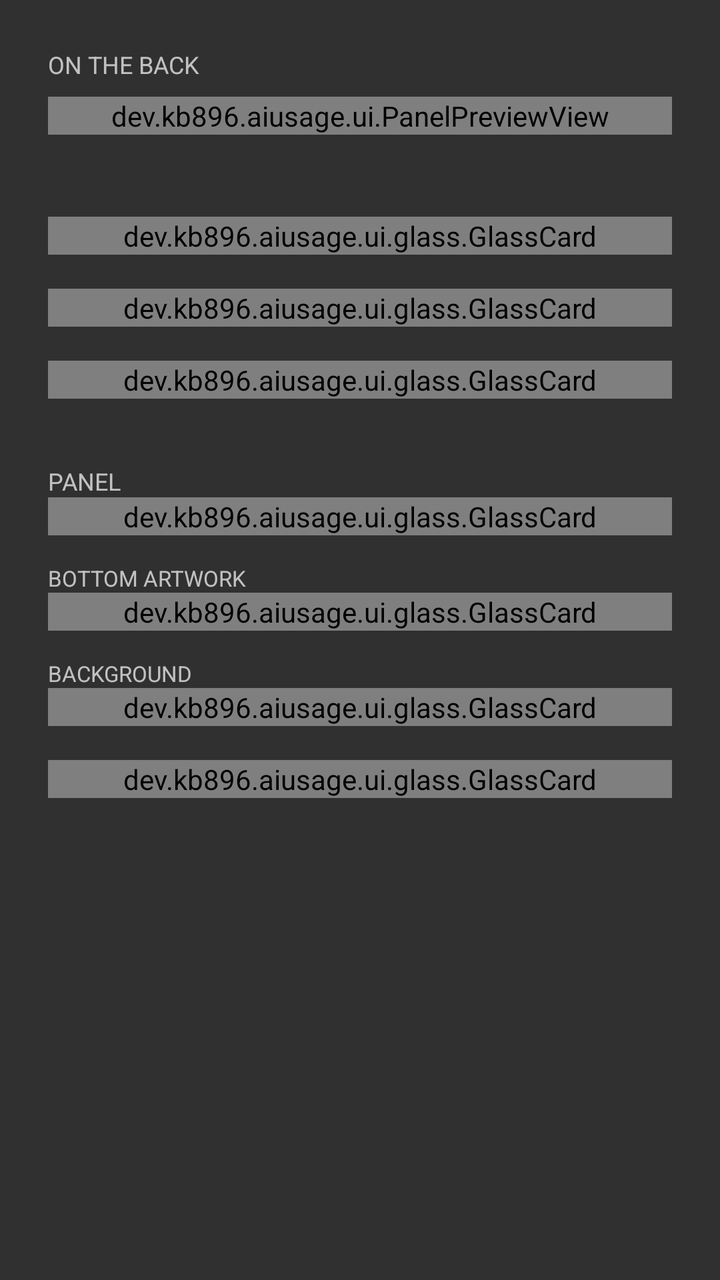
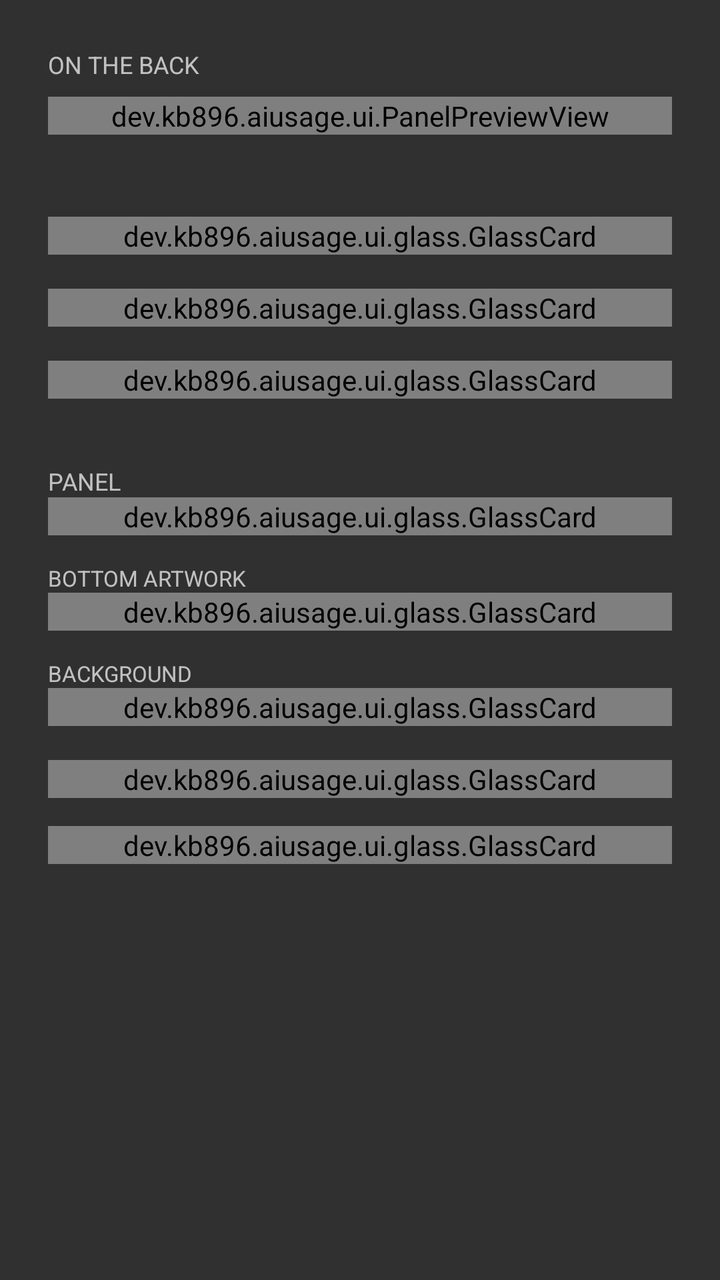

Screens rendered from an Android XML layout before and after an edit, with the pre-edit source and the edit as a unified diff.
<!-- AndroidManifest.xml: application theme android:Theme.Material.NoActionBar -->
<!-- res/layout/activity_main.xml -->
<?xml version="1.0" encoding="utf-8"?>
<FrameLayout xmlns:android="http://schemas.android.com/apk/res/android"
    android:id="@+id/root_host"
    android:layout_width="match_parent"
    android:layout_height="match_parent">

<LinearLayout
    android:id="@+id/root_layout"
    android:layout_width="match_parent"
    android:layout_height="match_parent"
    android:orientation="vertical">

    <TextView
        android:id="@+id/preview_heading"
        android:layout_width="match_parent"
        android:layout_height="wrap_content"
        android:paddingStart="24dp"
        android:paddingTop="24dp"
        android:paddingEnd="24dp"
        android:text="ON THE BACK"
        android:textSize="12sp" />

    <dev.kb896.aiusage.ui.PanelPreviewView
        android:id="@+id/panel_preview"
        android:layout_width="match_parent"
        android:layout_height="wrap_content"
        android:layout_marginStart="24dp"
        android:layout_marginTop="8dp"
        android:layout_marginEnd="24dp" />

    <View
        android:id="@+id/rule_pinned"
        android:layout_width="match_parent"
        android:layout_height="1dp"
        android:layout_marginTop="16dp" />

    <ScrollView
        android:id="@+id/root_scroll"
        android:layout_width="match_parent"
        android:layout_height="0dp"
        android:layout_weight="1">

        <LinearLayout
            android:id="@+id/settings_layout"
            android:layout_width="match_parent"
            android:layout_height="wrap_content"
            android:orientation="vertical"
            android:padding="24dp">

        
        <dev.kb896.aiusage.ui.glass.GlassCard
            android:id="@+id/card_recovery"
            android:layout_width="match_parent"
            android:layout_height="wrap_content"
            android:orientation="vertical">

        
        <TextView
            android:id="@+id/recovery_note"
            android:layout_width="match_parent"
            android:layout_height="wrap_content"
            android:layout_marginTop="12dp"
            android:textSize="13sp"
            android:visibility="gone" />

        <HorizontalScrollView
            android:id="@+id/recovery_scroll"
            android:layout_width="match_parent"
            android:layout_height="wrap_content"
            android:layout_marginTop="4dp"
            android:scrollbars="horizontal"
            android:visibility="gone">

            <EditText
                android:id="@+id/recovery_command"
                android:layout_width="wrap_content"
                android:layout_height="wrap_content"
                android:background="@android:color/transparent"
                android:cursorVisible="false"
                android:importantForAutofill="no"
                android:inputType="none"
                android:paddingTop="2dp"
                android:paddingBottom="2dp"
                android:singleLine="true"
                android:textSize="13sp" />
        </HorizontalScrollView>

        <TextView
            android:id="@+id/recovery_display_absent"
            android:layout_width="match_parent"
            android:layout_height="wrap_content"
            android:layout_marginTop="8dp"
            android:textSize="13sp"
            android:visibility="gone" />

        </dev.kb896.aiusage.ui.glass.GlassCard>

        <View
            android:id="@+id/rule_1"
            android:layout_width="match_parent"
            android:layout_height="1dp"
            android:layout_marginTop="16dp" />

        <TextView
            android:id="@+id/setup_heading"
            android:layout_width="match_parent"
            android:layout_height="wrap_content"
            android:text="ONBOARDING"
            android:textSize="12sp"
            android:visibility="gone" />

        <dev.kb896.aiusage.ui.glass.GlassCard
            android:id="@+id/card_setup"
            android:layout_width="match_parent"
            android:layout_height="wrap_content"
            android:orientation="vertical">

        <LinearLayout
            android:id="@+id/setup_rows"
            android:layout_width="match_parent"
            android:layout_height="wrap_content"
            android:orientation="vertical" />

        </dev.kb896.aiusage.ui.glass.GlassCard>

        <View
            android:id="@+id/rule_2"
            android:layout_width="match_parent"
            android:layout_height="1dp"
            android:layout_marginTop="16dp" />

        <dev.kb896.aiusage.ui.glass.GlassCard
            android:id="@+id/card_control"
            android:layout_width="match_parent"
            android:layout_height="wrap_content"
            android:orientation="vertical">

        <LinearLayout
            android:layout_width="match_parent"
            android:layout_height="wrap_content"
            android:layout_marginTop="16dp"
            android:baselineAligned="false"
            android:orientation="horizontal">

            <dev.kb896.aiusage.ui.glass.GlassButton
                android:id="@+id/show_button"
                android:layout_width="0dp"
                android:layout_height="wrap_content"
                android:layout_marginEnd="4dp"
                android:layout_weight="1"
                android:text="Show on back"
                android:textSize="13sp" />

            <dev.kb896.aiusage.ui.glass.GlassButton
                android:id="@+id/hide_button"
                android:layout_width="0dp"
                android:layout_height="wrap_content"
                android:layout_marginStart="4dp"
                android:layout_weight="1"
                android:text="Hide"
                android:textSize="13sp" />
        </LinearLayout>

        </dev.kb896.aiusage.ui.glass.GlassCard>


        <View
            android:id="@+id/rule_settings"
            android:layout_width="match_parent"
            android:layout_height="1dp"
            android:layout_marginTop="16dp" />

        <TextView
            android:id="@+id/settings_heading"
            android:layout_width="match_parent"
            android:layout_height="wrap_content"
            android:layout_marginTop="16dp"
            android:text="PANEL"
            android:textSize="12sp" />

        <dev.kb896.aiusage.ui.glass.GlassCard
            android:id="@+id/card_panel"
            android:layout_width="match_parent"
            android:layout_height="wrap_content"
            android:orientation="vertical">

        <TextView
            android:id="@+id/settings_title_label"
            android:layout_width="match_parent"
            android:layout_height="wrap_content"
            android:layout_marginTop="10dp"
            android:text="TITLE"
            android:textSize="11sp" />

        
        <LinearLayout
            android:layout_width="match_parent"
            android:layout_height="wrap_content"
            android:layout_marginTop="2dp"
            android:baselineAligned="false"
            android:gravity="center_vertical"
            android:orientation="horizontal">

            <EditText
                android:id="@+id/settings_title"
                android:layout_width="0dp"
                android:layout_height="wrap_content"
                android:layout_weight="1"
                android:hint="CLAUDE USAGE"
                android:inputType="textCapCharacters"
                android:maxLines="1"
                android:textSize="14sp" />

            <dev.kb896.aiusage.ui.glass.GlassChip
                android:id="@+id/settings_title_color"
                android:layout_width="44dp"
                android:layout_height="26dp"
                android:layout_marginStart="12dp" />
        </LinearLayout>

        <LinearLayout
            android:id="@+id/settings_rows"
            android:layout_width="match_parent"
            android:layout_height="wrap_content"
            android:orientation="vertical" />

        </dev.kb896.aiusage.ui.glass.GlassCard>

        <TextView
            android:id="@+id/settings_art_label"
            android:layout_width="match_parent"
            android:layout_height="wrap_content"
            android:layout_marginTop="14dp"
            android:text="BOTTOM ARTWORK"
            android:textSize="11sp" />

        <dev.kb896.aiusage.ui.glass.GlassCard
            android:id="@+id/card_art"
            android:layout_width="match_parent"
            android:layout_height="wrap_content"
            android:orientation="vertical">

        <dev.kb896.aiusage.ui.glass.GlassButton
            android:id="@+id/art_pick"
            android:layout_width="match_parent"
            android:layout_height="wrap_content"
            android:layout_marginTop="4dp"
            android:text="Choose an image"
            android:textSize="13sp" />

        </dev.kb896.aiusage.ui.glass.GlassCard>

        
        <TextView
            android:id="@+id/backdrop_heading"
            android:layout_width="match_parent"
            android:layout_height="wrap_content"
            android:layout_marginTop="14dp"
            android:text="BACKGROUND"
            android:textSize="11sp" />

        <dev.kb896.aiusage.ui.glass.GlassCard
            android:id="@+id/card_backdrop"
            android:layout_width="match_parent"
            android:layout_height="wrap_content"
            android:orientation="vertical">

        <LinearLayout
            android:layout_width="match_parent"
            android:layout_height="wrap_content"
            android:layout_marginTop="4dp"
            android:baselineAligned="false"
            android:orientation="horizontal">

            <dev.kb896.aiusage.ui.glass.GlassButton
                android:id="@+id/backdrop_color"
                android:layout_width="0dp"
                android:layout_height="wrap_content"
                android:layout_weight="1"
                android:text="COLOR"
                android:textSize="13sp" />

            <dev.kb896.aiusage.ui.glass.GlassButton
                android:id="@+id/backdrop_pick"
                android:layout_width="0dp"
                android:layout_height="wrap_content"
                android:layout_marginStart="6dp"
                android:layout_weight="1"
                android:text="IMAGE"
                android:textSize="13sp" />

            <dev.kb896.aiusage.ui.glass.GlassIconButton
                android:id="@+id/backdrop_clear"
                android:layout_width="52dp"
                android:layout_height="match_parent"
                android:layout_marginStart="6dp"
                android:contentDescription="Remove the background image"
                android:scaleType="centerInside"
                android:src="@drawable/ic_trash" />
        </LinearLayout>

        </dev.kb896.aiusage.ui.glass.GlassCard>

        <View
            android:id="@+id/rule_advanced"
            android:layout_width="match_parent"
            android:layout_height="1dp"
            android:layout_marginTop="16dp" />

        <dev.kb896.aiusage.ui.glass.GlassCard
            android:id="@+id/card_advanced"
            android:layout_width="match_parent"
            android:layout_height="wrap_content"
            android:orientation="vertical">

        <TextView
            android:id="@+id/geo_heading"
            android:layout_width="match_parent"
            android:layout_height="wrap_content"
            android:layout_marginTop="16dp"
            android:text="ADVANCED  ▸"
            android:textSize="12sp" />

        <LinearLayout
            android:id="@+id/geo_body"
            android:layout_width="match_parent"
            android:layout_height="wrap_content"
            android:orientation="vertical"
            android:visibility="gone">

        <TextView
            android:id="@+id/geo_hint"
            android:layout_width="match_parent"
            android:layout_height="wrap_content"
            android:layout_marginTop="4dp"
            android:text="For a phone whose rear display is not the one this was measured on — a larger model, say. Both rings share X and radius so they cannot drift apart. Changes show on the back as you drag."
            android:textSize="10sp" />

        <LinearLayout
            android:id="@+id/advanced_rows"
            android:layout_width="match_parent"
            android:layout_height="wrap_content"
            android:orientation="vertical" />

        <TextView
            android:id="@+id/geo_cx_label"
            android:layout_width="match_parent"
            android:layout_height="wrap_content"
            android:layout_marginTop="10dp"
            android:text="RING X"
            android:textSize="11sp" />

        <dev.kb896.aiusage.ui.glass.GlassSlider
            style="@style/PanelSeekBar"
            android:id="@+id/geo_cx"
            android:layout_width="match_parent"
            android:layout_height="wrap_content" />

        <TextView
            android:id="@+id/geo_cy1_label"
            android:layout_width="match_parent"
            android:layout_height="wrap_content"
            android:layout_marginTop="10dp"
            android:text="PERSONAL Y"
            android:textSize="11sp" />

        <dev.kb896.aiusage.ui.glass.GlassSlider
            style="@style/PanelSeekBar"
            android:id="@+id/geo_cy1"
            android:layout_width="match_parent"
            android:layout_height="wrap_content" />

        <TextView
            android:id="@+id/geo_cy2_label"
            android:layout_width="match_parent"
            android:layout_height="wrap_content"
            android:layout_marginTop="10dp"
            android:text="WORK Y"
            android:textSize="11sp" />

        <dev.kb896.aiusage.ui.glass.GlassSlider
            style="@style/PanelSeekBar"
            android:id="@+id/geo_cy2"
            android:layout_width="match_parent"
            android:layout_height="wrap_content" />

        <TextView
            android:id="@+id/geo_radius_label"
            android:layout_width="match_parent"
            android:layout_height="wrap_content"
            android:layout_marginTop="10dp"
            android:text="RADIUS"
            android:textSize="11sp" />

        <dev.kb896.aiusage.ui.glass.GlassSlider
            style="@style/PanelSeekBar"
            android:id="@+id/geo_radius"
            android:layout_width="match_parent"
            android:layout_height="wrap_content" />

        <TextView
            android:id="@+id/geo_stroke_label"
            android:layout_width="match_parent"
            android:layout_height="wrap_content"
            android:layout_marginTop="10dp"
            android:text="STROKE"
            android:textSize="11sp" />

        <dev.kb896.aiusage.ui.glass.GlassSlider
            style="@style/PanelSeekBar"
            android:id="@+id/geo_stroke"
            android:layout_width="match_parent"
            android:layout_height="wrap_content" />

        <dev.kb896.aiusage.ui.glass.GlassButton
            android:id="@+id/geo_reset"
            android:layout_width="match_parent"
            android:layout_height="wrap_content"
            android:layout_marginTop="12dp"
            android:text="Reset to measured defaults"
            android:textSize="13sp" />

        </LinearLayout>

        </dev.kb896.aiusage.ui.glass.GlassCard>

        
        <FrameLayout
            android:id="@+id/debug_slot"
            android:layout_width="match_parent"
            android:layout_height="wrap_content" />

        </LinearLayout>
    </ScrollView>
</LinearLayout>
</FrameLayout>
<!-- resources referenced by this layout -->
<resources>
  <!-- drawable ic_trash (drawable) -->
  <vector xmlns:android="http://schemas.android.com/apk/res/android"
      android:width="24dp"
      android:height="24dp"
      android:viewportWidth="24"
      android:viewportHeight="24"
      android:tint="?android:attr/textColorPrimary">
      <path
          android:fillColor="@android:color/white"
          android:pathData="M6,19c0,1.1 0.9,2 2,2h8c1.1,0 2,-0.9 2,-2V7H6v12zM19,4h-3.5l-1,-1h-5l-1,1H5v2h14V4z" />
  </vector>
  <style name="PanelSeekBar" parent="@android:style/Widget.Material.SeekBar">
          <item name="android:progressDrawable">@drawable/seek_track</item>
          <item name="android:thumb">@drawable/seek_thumb</item>
          <item name="android:thumbOffset">0dp</item>
          
          <item name="android:splitTrack">false</item>
          <item name="android:background">@null</item>
      </style>
  <!-- drawable seek_track (drawable) -->
  <?xml version="1.0" encoding="utf-8"?>
  <layer-list xmlns:android="http://schemas.android.com/apk/res/android">
      <item android:id="@android:id/background">
          <shape android:shape="rectangle">
              <solid android:color="#FF2A2C2E" />
              <size android:height="6dp" />
          </shape>
      </item>
      <item android:id="@android:id/progress">
          <clip>
              <shape android:shape="rectangle">
                  <solid android:color="#FFB5BD68" />
                  <size android:height="6dp" />
              </shape>
          </clip>
      </item>
  </layer-list>
  <!-- drawable seek_thumb (drawable) -->
  <?xml version="1.0" encoding="utf-8"?>
  <shape xmlns:android="http://schemas.android.com/apk/res/android"
      android:shape="rectangle">
      <solid android:color="#FFB5BD68" />
      <size android:width="18dp" android:height="18dp" />
  </shape>
</resources>

<!-- the commit's change to res/layout/activity_main.xml (unified diff, before → after) -->
@@ -430,6 +430,24 @@
             android:layout_width="match_parent"
             android:layout_height="wrap_content" />
 
+        
+        <dev.kb896.aiusage.ui.glass.GlassCard
+            android:id="@+id/card_credits"
+            android:layout_width="match_parent"
+            android:layout_height="wrap_content"
+            android:layout_marginTop="14dp"
+            android:orientation="vertical">
+
+        <dev.kb896.aiusage.ui.glass.GlassButton
+            android:id="@+id/credits"
+            android:layout_width="match_parent"
+            android:layout_height="wrap_content"
+            android:layout_marginTop="4dp"
+            android:text="Credits"
+            android:textSize="13sp" />
+
+        </dev.kb896.aiusage.ui.glass.GlassCard>
+
         </LinearLayout>
     </ScrollView>
 </LinearLayout>
